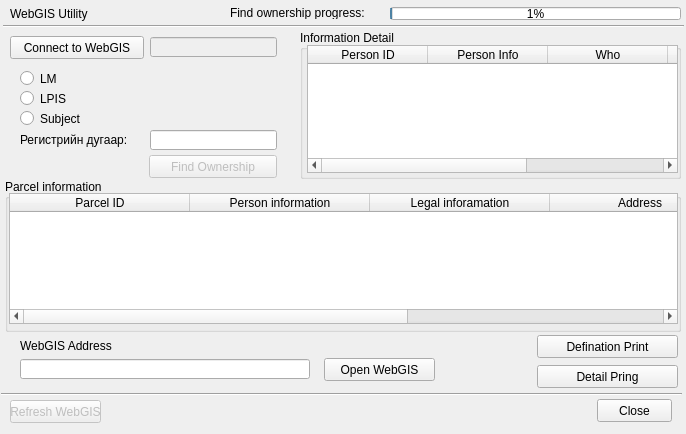
Above: view/WebgisUtilityDialog.ui from teamlm2/lm2 before the change. Below: the same form after it.
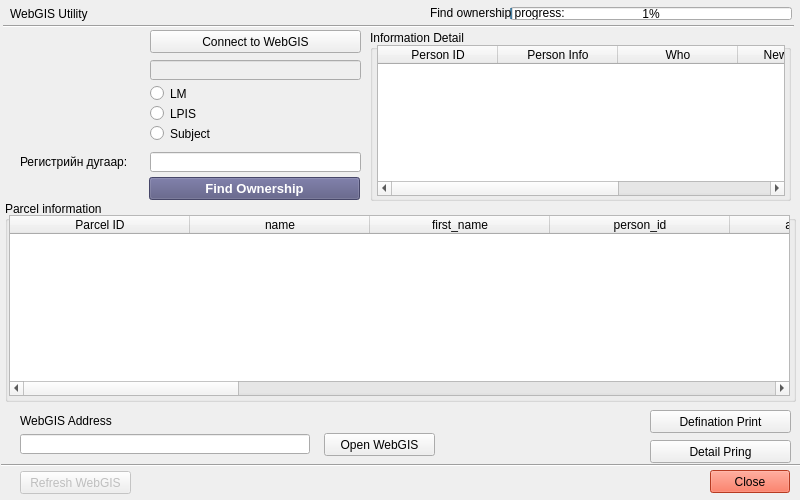
That is the form after the change. Icons and pictures are not drawn.

```diff
--- a/view/WebgisUtilityDialog.ui
+++ b/view/WebgisUtilityDialog.ui
@@ -6,8 +6,8 @@
    <rect>
     <x>0</x>
     <y>0</y>
-    <width>686</width>
-    <height>434</height>
+    <width>800</width>
+    <height>500</height>
    </rect>
   </property>
   <property name="minimumSize">
@@ -18,8 +18,8 @@
   </property>
   <property name="maximumSize">
    <size>
-    <width>686</width>
-    <height>434</height>
+    <width>800</width>
+    <height>500</height>
    </size>
   </property>
   <property name="windowTitle">
@@ -32,8 +32,8 @@
    <property name="geometry">
     <rect>
      <x>150</x>
-     <y>37</y>
-     <width>127</width>
+     <y>60</y>
+     <width>211</width>
      <height>20</height>
     </rect>
    </property>
@@ -46,7 +46,7 @@
     <rect>
      <x>3</x>
      <y>18</y>
-     <width>681</width>
+     <width>791</width>
      <height>16</height>
     </rect>
    </property>
@@ -58,8 +58,8 @@
    <property name="geometry">
     <rect>
      <x>150</x>
-     <y>130</y>
-     <width>127</width>
+     <y>152</y>
+     <width>211</width>
      <height>20</height>
     </rect>
    </property>
@@ -68,7 +68,7 @@
    <property name="geometry">
     <rect>
      <x>20</x>
-     <y>132</y>
+     <y>154</y>
      <width>131</width>
      <height>16</height>
     </rect>
@@ -83,9 +83,9 @@
    </property>
    <property name="geometry">
     <rect>
-     <x>10</x>
-     <y>400</y>
-     <width>91</width>
+     <x>20</x>
+     <y>471</y>
+     <width>111</width>
      <height>23</height>
     </rect>
    </property>
@@ -100,11 +100,23 @@
    <property name="geometry">
     <rect>
      <x>149</x>
-     <y>155</y>
-     <width>128</width>
+     <y>177</y>
+     <width>211</width>
      <height>23</height>
     </rect>
    </property>
+   <property name="font">
+    <font>
+     <family>Arial</family>
+     <pointsize>10</pointsize>
+     <weight>75</weight>
+     <bold>true</bold>
+    </font>
+   </property>
+   <property name="styleSheet">
+    <string notr="true">background-color: rgb(85, 85, 127);
+color: rgb(255, 255, 255);</string>
+   </property>
    <property name="text">
     <string>Find Ownership</string>
    </property>
@@ -113,9 +125,9 @@
    <property name="geometry">
     <rect>
      <x>5</x>
-     <y>179</y>
-     <width>676</width>
-     <height>153</height>
+     <y>201</y>
+     <width>791</width>
+     <height>201</height>
     </rect>
    </property>
    <property name="title">
@@ -126,8 +138,8 @@
      <rect>
       <x>4</x>
       <y>14</y>
-      <width>669</width>
-      <height>131</height>
+      <width>781</width>
+      <height>181</height>
      </rect>
     </property>
     <attribute name="horizontalHeaderDefaultSectionSize">
@@ -149,17 +161,62 @@
     </column>
     <column>
      <property name="text">
-      <string>Person information</string>
+      <string>name</string>
      </property>
     </column>
     <column>
      <property name="text">
-      <string>Legal inforamation</string>
+      <string>first_name</string>
      </property>
     </column>
     <column>
      <property name="text">
-      <string>Address</string>
+      <string>person_id</string>
+     </property>
+    </column>
+    <column>
+     <property name="text">
+      <string>aimag_name</string>
+     </property>
+    </column>
+    <column>
+     <property name="text">
+      <string>soum_name</string>
+     </property>
+    </column>
+    <column>
+     <property name="text">
+      <string>bag_name</string>
+     </property>
+    </column>
+    <column>
+     <property name="text">
+      <string>gudamj_name</string>
+     </property>
+    </column>
+    <column>
+     <property name="text">
+      <string>gudamj_dugaar</string>
+     </property>
+    </column>
+    <column>
+     <property name="text">
+      <string>bair_dugaar</string>
+     </property>
+    </column>
+    <column>
+     <property name="text">
+      <string>desion_date</string>
+     </property>
+    </column>
+    <column>
+     <property name="text">
+      <string>desion_number</string>
+     </property>
+    </column>
+    <column>
+     <property name="text">
+      <string>area</string>
      </property>
     </column>
     <column>
@@ -175,8 +232,8 @@
    </property>
    <property name="geometry">
     <rect>
-     <x>537</x>
-     <y>365</y>
+     <x>650</x>
+     <y>440</y>
      <width>141</width>
      <height>23</height>
     </rect>
@@ -188,12 +245,15 @@
   <widget class="QPushButton" name="close_button">
    <property name="geometry">
     <rect>
-     <x>597</x>
-     <y>399</y>
-     <width>75</width>
+     <x>710</x>
+     <y>470</y>
+     <width>80</width>
      <height>23</height>
     </rect>
    </property>
+   <property name="styleSheet">
+    <string notr="true">background-color: rgb(255, 82, 48);</string>
+   </property>
    <property name="text">
     <string>Close</string>
    </property>
@@ -202,8 +262,8 @@
    <property name="geometry">
     <rect>
      <x>1</x>
-     <y>386</y>
-     <width>681</width>
+     <y>457</y>
+     <width>801</width>
      <height>16</height>
     </rect>
    </property>
@@ -215,7 +275,7 @@
    <property name="geometry">
     <rect>
      <x>324</x>
-     <y>358</y>
+     <y>433</y>
      <width>111</width>
      <height>23</height>
     </rect>
@@ -228,7 +288,7 @@
    <property name="geometry">
     <rect>
      <x>20</x>
-     <y>359</y>
+     <y>434</y>
      <width>290</width>
      <height>20</height>
     </rect>
@@ -241,7 +301,7 @@
    <property name="geometry">
     <rect>
      <x>20</x>
-     <y>338</y>
+     <y>413</y>
      <width>291</width>
      <height>16</height>
     </rect>
@@ -279,9 +339,9 @@
   <widget class="QProgressBar" name="progressBar">
    <property name="geometry">
     <rect>
-     <x>390</x>
+     <x>510</x>
      <y>7</y>
-     <width>291</width>
+     <width>282</width>
      <height>13</height>
     </rect>
    </property>
@@ -292,12 +352,15 @@
   <widget class="QPushButton" name="check_connect_button">
    <property name="geometry">
     <rect>
-     <x>10</x>
-     <y>36</y>
-     <width>134</width>
+     <x>150</x>
+     <y>30</y>
+     <width>211</width>
      <height>23</height>
     </rect>
    </property>
+   <property name="styleSheet">
+    <string notr="true"/>
+   </property>
    <property name="text">
     <string>Connect to WebGIS</string>
    </property>
@@ -305,9 +368,9 @@
   <widget class="QLabel" name="label_4">
    <property name="geometry">
     <rect>
-     <x>230</x>
+     <x>430</x>
      <y>6</y>
-     <width>143</width>
+     <width>134</width>
      <height>13</height>
     </rect>
    </property>
@@ -318,12 +381,15 @@
   <widget class="QRadioButton" name="lm_rbutton">
    <property name="geometry">
     <rect>
-     <x>20</x>
-     <y>70</y>
-     <width>82</width>
+     <x>150</x>
+     <y>85</y>
+     <width>211</width>
      <height>17</height>
     </rect>
    </property>
+   <property name="styleSheet">
+    <string notr="true"/>
+   </property>
    <property name="text">
     <string>LM</string>
    </property>
@@ -331,12 +397,15 @@
   <widget class="QRadioButton" name="lpis_rbutton">
    <property name="geometry">
     <rect>
-     <x>20</x>
-     <y>90</y>
-     <width>82</width>
+     <x>150</x>
+     <y>105</y>
+     <width>211</width>
      <height>17</height>
     </rect>
    </property>
+   <property name="styleSheet">
+    <string notr="true"/>
+   </property>
    <property name="text">
     <string>LPIS</string>
    </property>
@@ -344,12 +413,15 @@
   <widget class="QRadioButton" name="subject_rbutton">
    <property name="geometry">
     <rect>
-     <x>20</x>
-     <y>110</y>
-     <width>82</width>
+     <x>150</x>
+     <y>125</y>
+     <width>211</width>
      <height>17</height>
     </rect>
    </property>
+   <property name="styleSheet">
+    <string notr="true"/>
+   </property>
    <property name="text">
     <string>Subject</string>
    </property>
@@ -357,10 +429,10 @@
   <widget class="QGroupBox" name="groupBox_2">
    <property name="geometry">
     <rect>
-     <x>300</x>
+     <x>370</x>
      <y>30</y>
-     <width>381</width>
-     <height>149</height>
+     <width>421</width>
+     <height>171</height>
     </rect>
    </property>
    <property name="title">
@@ -371,8 +443,8 @@
      <rect>
       <x>7</x>
       <y>15</y>
-      <width>371</width>
-      <height>128</height>
+      <width>408</width>
+      <height>151</height>
      </rect>
     </property>
     <attribute name="horizontalHeaderDefaultSectionSize">
@@ -411,8 +483,8 @@
    </property>
    <property name="geometry">
     <rect>
-     <x>537</x>
-     <y>335</y>
+     <x>650</x>
+     <y>410</y>
      <width>141</width>
      <height>23</height>
     </rect>
@@ -421,6 +493,22 @@
     <string>Defination Print</string>
    </property>
   </widget>
+  <widget class="QLabel" name="logo_label">
+   <property name="geometry">
+    <rect>
+     <x>20</x>
+     <y>40</y>
+     <width>101</width>
+     <height>91</height>
+    </rect>
+   </property>
+   <property name="text">
+    <string/>
+   </property>
+   <property name="pixmap">
+    <pixmap resource="resources.qrc">:/plugins/lm2/gzb.png</pixmap>
+   </property>
+  </widget>
  </widget>
  <tabstops>
   <tabstop>person_id</tabstop>
```
Left out of the diff: 4 changed lines with no effect on the pictures.
